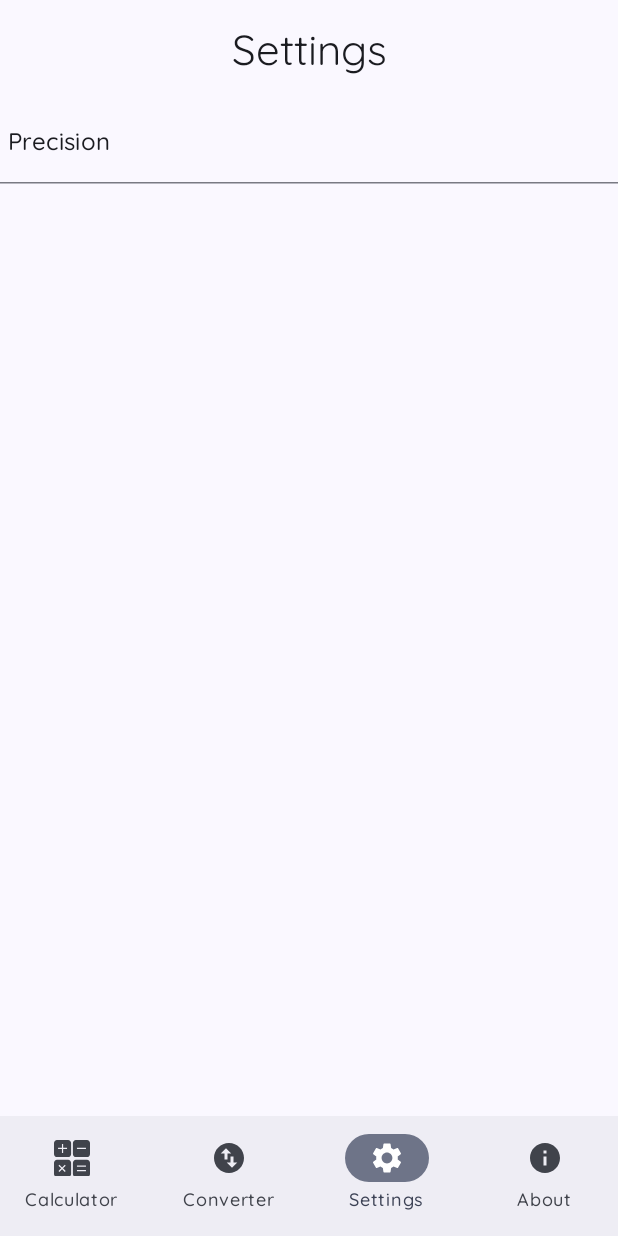
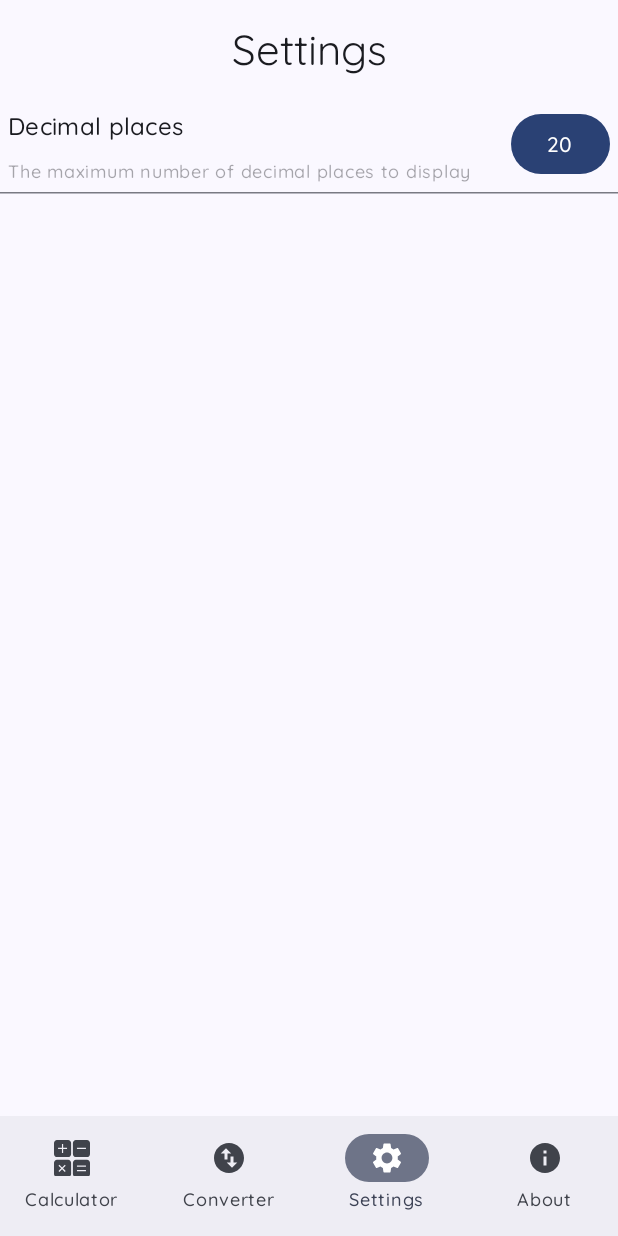
Before and after one commit to hobby-projects-lab/simple-calculator, an Android app built with Jetpack Compose: the screen it shows after launch (MainActivity), item 3 of the bottom bar chosen, on a phone screen of 412 x 824 dp. Run offline under Robolectric (Android 15) with nearby library versions, the phone set to English and light mode, and no system bars; our stand-ins replace navigation suite; libraries missing offline, so code that uses them is left out: ch.obermuhlner.math, com.notkamui.keval.

Commit message:
refactor: reorganize code for what's coming next - upgrade compile sdk and dependencies lock file - rearrange data/units/utils - simplify how to handle calculator's bounds - switch to continuous extension of factorial function - create a generic dialog that other screens can reuse - refactor settings screen - display the current decimal places in settings screen - some code refactor for the UI

```diff
--- a/app/build.gradle.kts
+++ b/app/build.gradle.kts
@@ -46,7 +46,9 @@ aboutLibraries{
 android {
     namespace = project.property(AppInfo.APP_ID_KEY).toString()
     compileSdk {
-        version = release(project.property(AppInfo.COMPILE_SDK_KEY).toString().toInt())
+        version = release(project.property(AppInfo.COMPILE_SDK_KEY).toString().toInt()){
+            minorApiLevel = project.property(AppInfo.COMPILE_SDK_MINOR_KEY).toString().toInt()
+        }
     }
 
     defaultConfig {
@@ -154,6 +156,7 @@ private object AppInfo {
     const val MIN_SDK_KEY = "MIN_SDK"
     const val TARGET_SDK_KEY = "TARGET_SDK"
     const val COMPILE_SDK_KEY = "COMPILE_SDK"
+    const val COMPILE_SDK_MINOR_KEY = "COMPILE_SDK_MINOR"
 
     const val PROJECT_LICENCE_FILE_NAME = "LICENSE"
 
--- a/app/gradle.properties
+++ b/app/gradle.properties
@@ -1,3 +1,4 @@
 MIN_SDK=24
 COMPILE_SDK=37
+COMPILE_SDK_MINOR=2
 TARGET_SDK=37
--- a/app/src/main/java/hpl/apps/android/math/data/ExpressionHandler.kt
+++ b/app/src/main/java/hpl/apps/android/math/data/ExpressionHandler.kt
@@ -141,9 +141,7 @@ private suspend fun compute(precision: Int, func: ()-> BigDecimal): BigDecimal{
 }
 
 
-private val cleanRange = BigDecimal.valueOf(-1L, -10)..BigDecimal.valueOf(1L, -10)
-private val cleanRange2 = BigDecimal.valueOf(-1L, 10)..BigDecimal.valueOf(1L, 10)
 private fun BigDecimal.clean(): String {
     val x = this.stripTrailingZeros()
-    return if(x !in cleanRange || x in cleanRange2) x.toString() else x.toPlainString()
+    return if(UserPreferencesRepository.isInSmallRange(x) || UserPreferencesRepository.isInLargeRange(x)) x.toString() else x.toPlainString()
 }
--- a/app/src/main/java/hpl/apps/android/math/data/UserPreferencesRepository.kt
+++ b/app/src/main/java/hpl/apps/android/math/data/UserPreferencesRepository.kt
@@ -18,24 +18,20 @@ class UserPreferencesRepository(
     private val dataStore: DataStore<Preferences>
 ) {
     companion object {
-        private val PRECISION = intPreferencesKey("precision")
-        private const val DEFAULT_PRECISION = 20
-        const val MAX_PRECISION = 100
-        const val MIN_PRECISION = 0
+        private val DECIMAL_PLACES = intPreferencesKey("decimal places")
+        private const val DEFAULT_DECIMAL_PLACES = 20
 
-        val roundingMode = RoundingMode.HALF_UP
+        const val MAX_DECIMAL_PLACES = 100
+        const val MIN_DECIMAL_PLACES = 0
+
+        private const val MAX_POWER_OF_TEN = 100
+        private val UPPER_BOUND = BigDecimal.valueOf(1L, -MAX_POWER_OF_TEN)
+        private val LOWER_BOUND = BigDecimal.valueOf(-1L, -MAX_POWER_OF_TEN)
 
         private const val STEP = 100
-        private const val MIN_INTERNAL_PRECISION = MAX_PRECISION+STEP
+        private const val MIN_INTERNAL_PRECISION = MAX_POWER_OF_TEN+MAX_DECIMAL_PLACES
         const val MAX_INTERNAL_PRECISION = MIN_INTERNAL_PRECISION+9*STEP
         private const val MAX_INTERNAL_PRECISION_MINUS_STEP = MAX_INTERNAL_PRECISION-STEP
-
-        private val MAX = BigDecimal.valueOf(1L, -STEP)
-        private val MIN = BigDecimal.valueOf(-1L, -STEP)
-
-        fun isInRange(value: BigDecimal): Boolean = value > MIN && value < MAX
-        val MAX_FACTORIAL_INPUT: BigDecimal = BigDecimal.valueOf(69L, 0)
-
         fun getInternalPrecision(): Int = MIN_INTERNAL_PRECISION
         fun increaseInternalPrecision(currentInternalPrecision: Int): Int{
             return if(currentInternalPrecision <= MAX_INTERNAL_PRECISION_MINUS_STEP){
@@ -43,9 +39,16 @@ class UserPreferencesRepository(
             }else{MAX_INTERNAL_PRECISION}
         }
 
+        private val smallRange = BigDecimal.valueOf(-1L, 10)..BigDecimal.valueOf(1L, 10)
+        private val midRange = BigDecimal.valueOf(-1L, -10)..BigDecimal.valueOf(1L, -10)
+        fun isInRange(value: BigDecimal): Boolean = value > LOWER_BOUND && value < UPPER_BOUND
+        fun isInSmallRange(value: BigDecimal): Boolean = value in smallRange
+        fun isInLargeRange(value: BigDecimal): Boolean = value !in midRange
+
+        val roundingMode = RoundingMode.HALF_UP
     }
 
-    val precision: Flow<Int> = dataStore.data
+    val decimalPlaces: Flow<Int> = dataStore.data
         .catch {
             if (it is IOException) {
                 log(it.message)
@@ -55,12 +58,12 @@ class UserPreferencesRepository(
             }
         }
         .map { preferences ->
-            preferences[PRECISION] ?: DEFAULT_PRECISION
+            preferences[DECIMAL_PLACES] ?: DEFAULT_DECIMAL_PLACES
         }
 
-    suspend fun savePrecisionPreference(precision: Int) {
+    suspend fun saveDecimalPlaces(value: Int) {
         dataStore.edit { preferences ->
-            preferences[PRECISION] = precision
+            preferences[DECIMAL_PLACES] = value
         }
     }
 }
--- a/app/src/main/java/hpl/apps/android/math/ui/GetData.kt
+++ b/app/src/main/java/hpl/apps/android/math/ui/GetData.kt
@@ -40,8 +40,8 @@ object GetData {
         return dimensionUnitsMap
     }
 
-    const val MAX_PRECISION = UserPreferencesRepository.MAX_PRECISION
-    const val MIN_PRECISION = UserPreferencesRepository.MIN_PRECISION
+    const val MAX_DECIMAL_PLACES = UserPreferencesRepository.MAX_DECIMAL_PLACES
+    const val MIN_DECIMAL_PLACES = UserPreferencesRepository.MIN_DECIMAL_PLACES
     const val INTERNAL_DECIMAL_SEPARATOR = ExpressionHandler.INTERNAL_DECIMAL_SEPARATOR
     val decimalRegex = Regex("${Operator.SUB}?\\d+(\\.\\d*)?")
 
--- a/app/src/main/java/hpl/apps/android/math/ui/screens/about/licences/Dialog.kt
+++ b/app/src/main/java/hpl/apps/android/math/ui/screens/about/licences/Dialog.kt
@@ -49,7 +49,7 @@ fun LicenceDialog(
                 text = licenceText,
                 textAlign = TextAlign.Center,
                 modifier = Modifier
-                    .weight(1f)
+                    .weight(1f, fill = false)
                     .verticalScroll(scrollState)
                     .padding(vertical = dimensionResource(R.dimen.licence_dialog_vert_padding))
             )
--- a/app/src/main/java/hpl/apps/android/math/ui/screens/calculator/ViewModel.kt
+++ b/app/src/main/java/hpl/apps/android/math/ui/screens/calculator/ViewModel.kt
@@ -155,7 +155,7 @@ class CalculatorViewModel(
     private suspend fun evaluateExpression(processedExpression: String): String? = withContext(defaultDispatcher) {
             evaluate(
                 processedExpression,
-                userPreferencesRepository.precision.first(),
+                userPreferencesRepository.decimalPlaces.first(),
                 degreeMode.value
             )
         }
--- a/app/src/main/java/hpl/apps/android/math/ui/screens/calculator/components/Display.kt
+++ b/app/src/main/java/hpl/apps/android/math/ui/screens/calculator/components/Display.kt
@@ -39,6 +39,7 @@ import hpl.apps.android.math.ui.components.button.OptionButton
 import hpl.apps.android.math.ui.components.button.TextButtonClass
 import hpl.apps.android.math.ui.screens.calculator.CalculatorLocalizer
 import hpl.apps.android.math.ui.screens.calculator.CalculatorViewModel
+import hpl.apps.android.math.ui.screens.utils.DISABLED_ALPHA
 import hpl.apps.android.math.ui.screens.utils.copyToClipboard
 import hpl.apps.android.math.ui.theme.CalculatorTypography
 import kotlinx.coroutines.awaitCancellation
@@ -50,8 +51,6 @@ fun CalculatorDisplay(
     modifier: Modifier = Modifier
 ){
     val localContext = LocalContext.current
-
-    val disabledTextColor = MaterialTheme.colorScheme.onSurface.copy(alpha = 0.38f)
 
     val focusRequester = remember { FocusRequester() }
 
@@ -160,7 +159,7 @@ fun CalculatorDisplay(
         Text(
             text = preview,
             style = CalculatorTypography.inputSmall,
-            color = disabledTextColor,
+            color = MaterialTheme.colorScheme.onSurface.copy(DISABLED_ALPHA),
             maxLines = 1,
             overflow = TextOverflow.StartEllipsis,
             modifier = Modifier
--- a/app/src/main/java/hpl/apps/android/math/ui/screens/converter/ViewModel.kt
+++ b/app/src/main/java/hpl/apps/android/math/ui/screens/converter/ViewModel.kt
@@ -135,7 +135,7 @@ class ConverterViewModel(
             if(numberAsString.matches(GetData.decimalRegex)) {
                 converterFunction(
                     numberAsString,
-                    userPreferencesRepository.precision.first(),
+                    userPreferencesRepository.decimalPlaces.first(),
                     from,
                     to
                 )
--- a/app/src/main/java/hpl/apps/android/math/ui/screens/settings/Settings.kt
+++ b/app/src/main/java/hpl/apps/android/math/ui/screens/settings/Settings.kt
@@ -1,22 +1,18 @@
 package hpl.apps.android.math.ui.screens.settings
 
-import android.content.Context
-import android.widget.Toast
-import androidx.compose.foundation.background
+import androidx.annotation.StringRes
 import androidx.compose.foundation.clickable
 import androidx.compose.foundation.layout.Column
+import androidx.compose.foundation.layout.Row
 import androidx.compose.foundation.layout.Spacer
 import androidx.compose.foundation.layout.fillMaxWidth
-import androidx.compose.foundation.layout.height
 import androidx.compose.foundation.layout.padding
-import androidx.compose.foundation.layout.wrapContentSize
-import androidx.compose.foundation.text.KeyboardActions
-import androidx.compose.foundation.text.KeyboardOptions
+import androidx.compose.foundation.rememberScrollState
+import androidx.compose.foundation.verticalScroll
 import androidx.compose.material3.Button
 import androidx.compose.material3.HorizontalDivider
 import androidx.compose.material3.MaterialTheme
 import androidx.compose.material3.Text
-import androidx.compose.material3.TextField
 import androidx.compose.runtime.Composable
 import androidx.compose.runtime.collectAsState
 import androidx.compose.runtime.getValue
@@ -25,27 +21,60 @@ import androidx.compose.runtime.saveable.rememberSaveable
 import androidx.compose.runtime.setValue
 import androidx.compose.ui.Alignment
 import androidx.compose.ui.Modifier
-import androidx.compose.ui.draw.clip
-import androidx.compose.ui.platform.LocalContext
 import androidx.compose.ui.res.dimensionResource
 import androidx.compose.ui.res.stringResource
-import androidx.compose.ui.text.input.ImeAction
-import androidx.compose.ui.text.input.KeyboardType
-import androidx.compose.ui.window.Dialog
 import androidx.lifecycle.viewmodel.compose.viewModel
 import hpl.apps.android.math.R
-import hpl.apps.android.math.ui.GetData
+import hpl.apps.android.math.ui.screens.utils.DISABLED_ALPHA
+
+
+@Composable
+private fun SettingsItem(
+    @StringRes id: Int,
+    @StringRes descriptionId: Int,
+    value: String,
+    selectSetting: (Int)-> Unit,
+    modifier: Modifier = Modifier
+){
+    Row(
+        modifier = modifier
+            .padding(dimensionResource(R.dimen.settings_item_padding))
+            .clickable{ selectSetting(id) }
+    ) {
+        Column(
+            modifier = Modifier.weight(1f)
+        ) {
+            Text(
+                text = stringResource(id),
+                style = MaterialTheme.typography.titleMedium,
+                color = MaterialTheme.colorScheme.onBackground
+            )
+            Spacer(modifier = Modifier.padding(vertical = dimensionResource(R.dimen.settings_item_padding)))
+            Text(
+                text = stringResource(descriptionId),
+                style = MaterialTheme.typography.labelMedium,
+                color = MaterialTheme.colorScheme.onBackground.copy(DISABLED_ALPHA)
+            )
+        }
+        Button(onClick = { selectSetting(id) }) { Text(text = value) }
+    }
+}
 
 @Composable
 fun Settings(
     modifier: Modifier = Modifier,
     viewModel: SettingsViewModel = viewModel(factory = SettingsViewModel.Factory)
 ){
-    val context = LocalContext.current
-    var selected: Boolean by rememberSaveable { mutableStateOf(false) }
+    val state by viewModel.decimalPlaces.collectAsState()
+    val scrollState = rememberScrollState()
+
+    var selected: Int? by rememberSaveable { mutableStateOf(null) }
+    val selectSetting = {id: Int -> selected = id}
+    val unselectSetting = { selected = null }
+
     Column(
         horizontalAlignment = Alignment.CenterHorizontally,
-        modifier = modifier
+        modifier = modifier.verticalScroll(scrollState)
     ) {
         Text(
             text = stringResource(R.string.settings),
@@ -56,97 +85,21 @@ fun Settings(
                     horizontal = dimensionResource(R.dimen.heading_horiz_padding)
                 )
         )
-        Text(
-            text = stringResource(R.string.precision),
-            style = MaterialTheme.typography.titleMedium,
-            color = MaterialTheme.colorScheme.onBackground,
-            modifier = Modifier
-                .fillMaxWidth()
-                .clickable { selected = true }
-                .padding(
-                    vertical = dimensionResource(R.dimen.licence_type_item_vert_padding),
-                    horizontal = dimensionResource(R.dimen.licence_type_item_horiz_padding)
-                )
+        SettingsItem(
+            id = R.string.decimal_places,
+            descriptionId = R.string.decimal_places_description,
+            value = state.toString(),
+            selectSetting = {selectSetting(it)},
+            modifier = Modifier.fillMaxWidth()
         )
         HorizontalDivider()
     }
 
-    if(selected){
-        Dialog(onDismissRequest = { selected = false }) {
-            Column(
-                modifier = Modifier
-                    .wrapContentSize()
-                    .clip(MaterialTheme.shapes.small)
-                    .background(color = MaterialTheme.colorScheme.background)
-                    .padding(
-                        horizontal = dimensionResource(R.dimen.precision_dialog_horiz_padding),
-                        vertical = dimensionResource(R.dimen.precision_dialog_vert_padding),
-                    )
-            ) {
-                val state by viewModel.precision.collectAsState()
-                var input by rememberSaveable { mutableStateOf("") }
-
-                val onDone = {
-                    val x = input.toIntOrNull()
-                    if (x == null){
-                        precisionConstraintsMessage(context)
-                    }else{
-                        viewModel.setPrecision(x)
-                        selected = false
-                    }
-                }
-
-                Text(
-                    text = stringResource(R.string.precision),
-                    style = MaterialTheme.typography.titleMedium
-                )
-                Spacer(modifier = Modifier.height(dimensionResource(R.dimen.precision_dialog_vert_padding)))
-                HorizontalDivider()
-                Text(
-                    text = stringResource(R.string.precision_description),
-                    style = MaterialTheme.typography.bodyMedium
-                )
-                Spacer(modifier = Modifier.height(dimensionResource(R.dimen.precision_dialog_vert_padding)))
-                TextField(
-                    value = input,
-                    placeholder = { Text(state.toString()) },
-                    onValueChange = {
-                        if(it.isEmpty()){
-                            input  = it
-                        }else{
-                            val x = it.toIntOrNull()
-                            if (x == null || x < GetData.MIN_PRECISION || x > GetData.MAX_PRECISION){
-                                precisionConstraintsMessage(context)
-                            }else{
-                                input = it
-                            }
-                        }
-                    },
-                    keyboardOptions = KeyboardOptions(
-                        keyboardType = KeyboardType.Number,
-                        showKeyboardOnFocus = true,
-                        imeAction = ImeAction.Done
-                    ),
-                    keyboardActions = KeyboardActions(
-                        onDone = { onDone() }
-                    ),
-                    modifier = Modifier.fillMaxWidth()
-                )
-                Spacer(modifier = Modifier.height(dimensionResource(R.dimen.precision_dialog_vert_padding)))
-                Button(onClick = { onDone() }) { Text(text = stringResource(R.string.save)) }
-            }
-        }
+    if(selected == R.string.decimal_places){
+        DecimalPlacesDialog(
+            id = R.string.decimal_places,
+            onDismiss = { unselectSetting() },
+            viewModel = viewModel
+        )
     }
 }
-
-private fun precisionConstraintsMessage(context: Context){
-    Toast.makeText(
-        context,
-        context.getString(
-            R.string.precision_constraints,
-            GetData.MIN_PRECISION,
-            GetData.MAX_PRECISION
-        ),
-        Toast.LENGTH_LONG
-    ).show()
-}
--- a/app/src/main/java/hpl/apps/android/math/ui/screens/settings/ViewModel.kt
+++ b/app/src/main/java/hpl/apps/android/math/ui/screens/settings/ViewModel.kt
@@ -23,17 +23,17 @@ class SettingsViewModel(
     private val userPreferencesRepository: UserPreferencesRepository,
     private val defaultDispatcher: CoroutineDispatcher
 ): ViewModel(){
-    val precision: StateFlow<Int> =
-        userPreferencesRepository.precision.map { it }.stateIn(
+    val decimalPlaces: StateFlow<Int> =
+        userPreferencesRepository.decimalPlaces.map { it }.stateIn(
             scope = viewModelScope,
             started = SharingStarted.WhileSubscribed(5_000),
             initialValue = runBlocking {
-                userPreferencesRepository.precision.first()
+                userPreferencesRepository.decimalPlaces.first()
             }
         )
-    fun setPrecision(precision: Int) {
+    fun setDecimalPlaces(value: Int) {
         viewModelScope.launch {
-            withContext(defaultDispatcher){ userPreferencesRepository.savePrecisionPreference(precision) }
+            withContext(defaultDispatcher){ userPreferencesRepository.saveDecimalPlaces(value) }
         }
     }
 
--- a/app/src/main/res/values/dimens.xml
+++ b/app/src/main/res/values/dimens.xml
@@ -15,14 +15,16 @@
     <dimen name="converter_input_field_horiz_padding">5dp</dimen>
     <dimen name="converter_screen_unit_label_horiz_padding">5dp</dimen>
 
+    <dimen name="generic_dialog_horiz_padding">5dp</dimen>
+    <dimen name="generic_dialog_vert_padding">5dp</dimen>
+
     <dimen name="licence_dialog_horiz_padding">5dp</dimen>
     <dimen name="licence_dialog_vert_padding">5dp</dimen>
     <dimen name="licence_type_item_vert_padding">15dp</dimen>
     <dimen name="licence_type_item_horiz_padding">5dp</dimen>
     <dimen name="licence_screen_horiz_padding">5dp</dimen>
 
-    <dimen name="precision_dialog_horiz_padding">5dp</dimen>
-    <dimen name="precision_dialog_vert_padding">5dp</dimen>
+    <dimen name="settings_item_padding">5dp</dimen>
 
     <dimen name="heading_vert_padding">15dp</dimen>
     <dimen name="heading_horiz_padding">5dp</dimen>
--- a/app/src/main/res/values/strings.xml
+++ b/app/src/main/res/values/strings.xml
@@ -31,9 +31,9 @@
     <string name="copied">Copied</string>
     <string name="backspace">Backspace</string>
     <string name="icons">Icons</string>
-    <string name="precision">Precision</string>
-    <string name="precision_constraints">Precision has to be an integer in the range [%1$d, %2$d]</string>
-    <string name="precision_description">Precision sets the maximum number of decimal places.</string>
+    <string name="decimal_places">Decimal places</string>
+    <string name="decimal_places_constraints">\"Decimal places\" has to be an integer in the range [%1$d, %2$d].</string>
+    <string name="decimal_places_description">The maximum number of decimal places to display</string>
     <string name="computing">Computing…</string>
 
     <!-- Dimensions -->
```
Also changed, not shown: app/src/main/java/hpl/apps/android/math/data/Data.kt (+1 -10 lines), app/src/main/java/hpl/apps/android/math/data/units/utils/constants.kt (+0 -40 lines), app/src/main/java/hpl/apps/android/math/data/units/utils/utils.kt (+42 -61 lines), app/src/main/java/hpl/apps/android/math/ui/screens/settings/DecimalPlaces.kt (added, +93 -0 lines), app/src/main/java/hpl/apps/android/math/ui/screens/utils/Utils.kt (+45 -0 lines), 1 other file.
